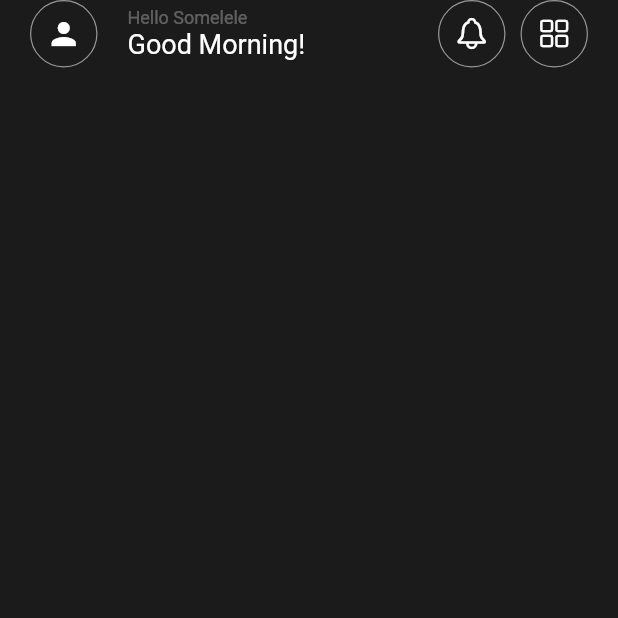
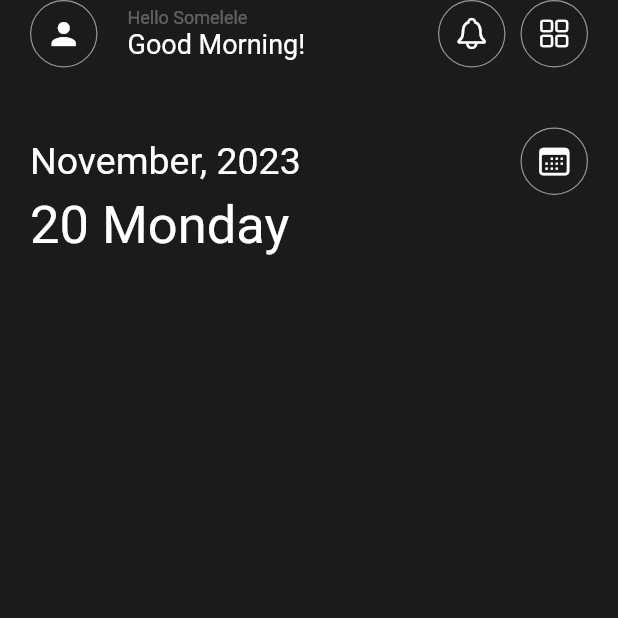
Before and after one commit to smllqs/todoey, a Flutter app: the screen it shows after launch, on a phone screen of 412 x 824 dp, the top half of it. Run offline on Flutter 3.47's test engine with Material 2 defaults, Android fonts, the phone set to English and light mode, and no system bars.

Commit message:
2nd and 3rd row

```diff
--- /dev/null
+++ b/lib/constants.dart
@@ -0,0 +1,25 @@
+const Map<int, String> daysOftheWeek = {
+  1: 'Monday',
+  2: 'Tuesday',
+  3: 'Wednesday',
+  4: 'Thursday',
+  5: 'Friday',
+  6: 'Saturday',
+  7: 'Sunday'
+};
+
+const Map<int, String> monthsOftheYear = {
+  1: 'January',
+  2: 'February',
+  3: 'March',
+  4: 'April',
+  5: 'May',
+  6: 'June',
+  7: 'July',
+  8: 'August',
+  9: 'September',
+  10: 'October',
+  11: 'November',
+  12: 'December',
+};
+final date = DateTime.now();
--- a/lib/screens/task_management_screen.dart
+++ b/lib/screens/task_management_screen.dart
@@ -1,7 +1,7 @@
 import 'package:flutter/cupertino.dart';
 import 'package:flutter/material.dart';
-import 'package:cupertino_icons/cupertino_icons.dart';
 import 'package:todoey/widgets/outlined_circle_avatar.dart';
+import 'package:todoey/constants.dart';
 
 class TaskManagementScreen extends StatefulWidget {
   const TaskManagementScreen({super.key});
@@ -18,8 +18,9 @@ class _TaskManagementScreenState extends State<TaskManagementScreen> {
       body: SafeArea(
         child: Container(
           padding: const EdgeInsets.symmetric(horizontal: 20.0),
-          child: const Column(children: [
-            Row(
+          child:
+              Column(crossAxisAlignment: CrossAxisAlignment.start, children: [
+            const Row(
               crossAxisAlignment: CrossAxisAlignment.center,
               children: [
                 OutlinedCircleAvatar(iconData: Icons.person),
@@ -34,9 +35,9 @@ class _TaskManagementScreenState extends State<TaskManagementScreen> {
                         'Hello Somelele',
                         style: TextStyle(color: Colors.white30, fontSize: 12),
                       ),
-                      Text(
-                        'Good Morning!',
-                        style: TextStyle(color: Colors.white, fontSize: 18),
+                      CustomText(
+                        text: 'Good Morning!',
+                        size: 18,
                       ),
                     ],
                   ),
@@ -48,10 +49,40 @@ class _TaskManagementScreenState extends State<TaskManagementScreen> {
                 OutlinedCircleAvatar(iconData: CupertinoIcons.square_grid_2x2)
               ],
             ),
-            Row(),
+            const SizedBox(height: 40),
+            Row(
+              mainAxisAlignment: MainAxisAlignment.spaceBetween,
+              children: [
+                CustomText(
+                  text: '${monthsOftheYear[date.month]!}, ${date.year}',
+                  size: 25,
+                ),
+                const OutlinedCircleAvatar(iconData: CupertinoIcons.calendar),
+              ],
+            ),
+            CustomText(
+                text: '${date.day} ${daysOftheWeek[date.weekday]}', size: 35)
           ]),
         ),
       ),
     );
   }
 }
+
+class CustomText extends StatelessWidget {
+  const CustomText({
+    super.key,
+    required this.text,
+    required this.size,
+  });
+  final String text;
+  final double size;
+
+  @override
+  Widget build(BuildContext context) {
+    return Text(
+      text,
+      style: TextStyle(fontSize: size, color: Colors.white),
+    );
+  }
+}
--- a/lib/widgets/outlined_circle_avatar.dart
+++ b/lib/widgets/outlined_circle_avatar.dart
@@ -15,9 +15,11 @@ class OutlinedCircleAvatar extends StatelessWidget {
         ),
         border: Border.all(width: .8, color: Colors.white54),
       ),
-      child: Icon(
-        iconData,
-        color: Colors.white,
+      child: Center(
+        child: Icon(
+          iconData,
+          color: Colors.white,
+        ),
       ),
     );
   }
--- a/lib/widgets/task_tile.dart
+++ b/lib/widgets/task_tile.dart
@@ -1,6 +1,4 @@
 import 'package:flutter/material.dart';
-import 'package:provider/provider.dart';
-import 'package:todoey/controller/task_controller.dart';
 
 class TaskTile extends StatelessWidget {
   final String taskTitle;
```
